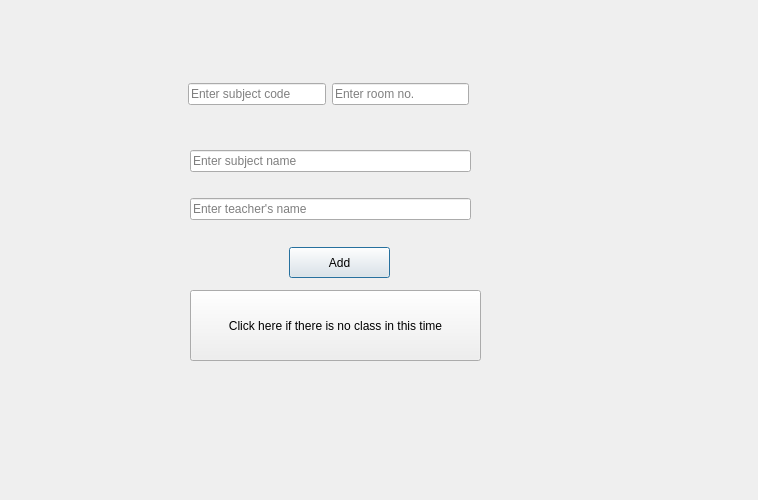
Qt form addvaluestoroutine.ui (prazzx/Kakshya) before a commit.
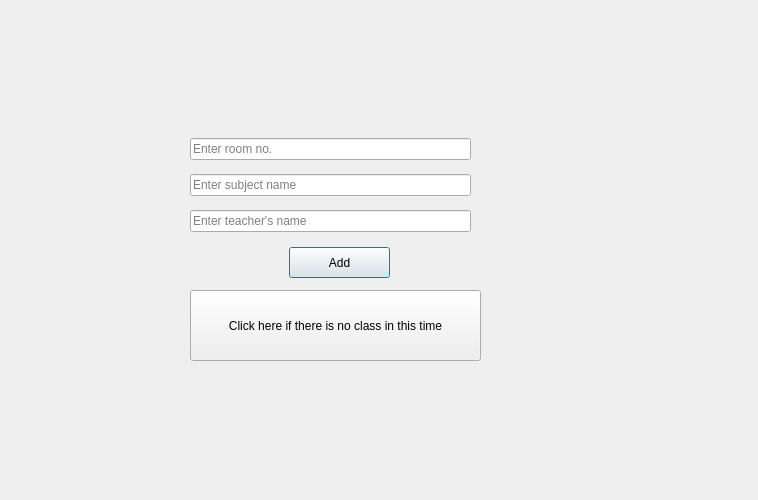
The same form after that commit.

Patch:
```diff
--- a/addvaluestoroutine.ui
+++ b/addvaluestoroutine.ui
@@ -39,33 +39,7 @@
     <string>Click here if there is no class in this time</string>
    </property>
   </widget>
-  <widget class="QWidget" name="">
-   <property name="geometry">
-    <rect>
-     <x>188</x>
-     <y>69</y>
-     <width>281</width>
-     <height>51</height>
-    </rect>
-   </property>
-   <layout class="QHBoxLayout" name="horizontalLayout">
-    <item>
-     <widget class="QLineEdit" name="lineEditscode">
-      <property name="placeholderText">
-       <string>Enter subject code</string>
-      </property>
-     </widget>
-    </item>
-    <item>
-     <widget class="QLineEdit" name="lineEditrno">
-      <property name="placeholderText">
-       <string>Enter room no.</string>
-      </property>
-     </widget>
-    </item>
-   </layout>
-  </widget>
-  <widget class="QWidget" name="">
+  <widget class="QWidget" name="layoutWidget">
    <property name="geometry">
     <rect>
      <x>190</x>
@@ -75,6 +49,13 @@
     </rect>
    </property>
    <layout class="QVBoxLayout" name="verticalLayout">
+    <item>
+     <widget class="QLineEdit" name="lineEditrno">
+      <property name="placeholderText">
+       <string>Enter room no.</string>
+      </property>
+     </widget>
+    </item>
     <item>
      <widget class="QLineEdit" name="lineEditsname">
       <property name="placeholderText">
```
Left out of the diff: 13 changed lines with no effect on the pictures.
